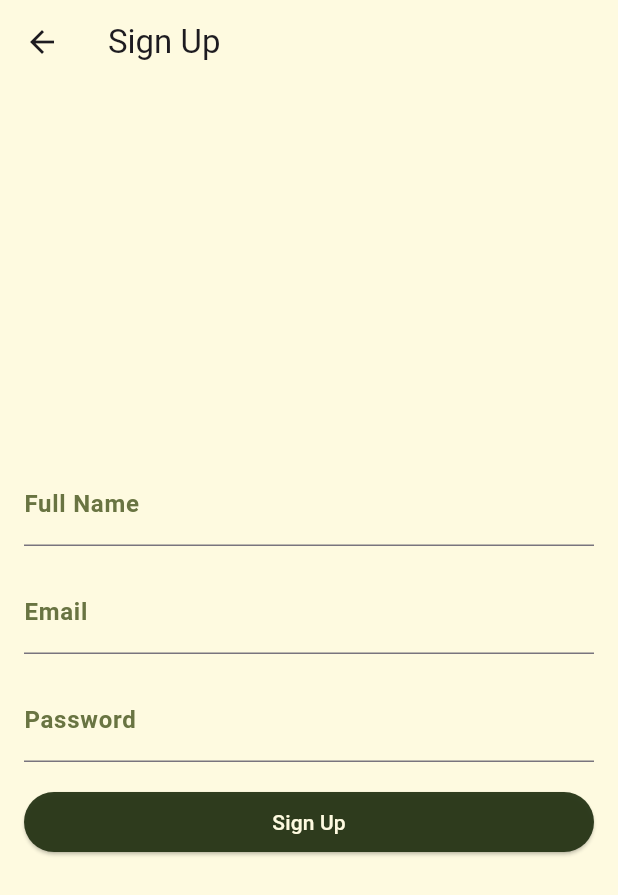
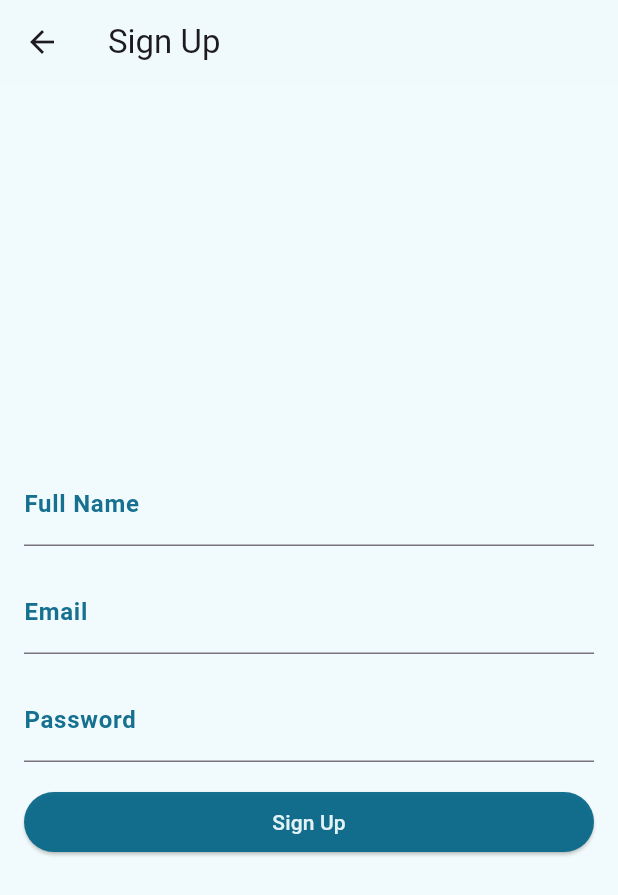
Before and after one commit to agdomenger/sportRider, a Flutter app: the screen it shows after launch, after a tap on an icon or button, on a phone screen of 412 x 824 dp. Shown: the top 895 px of the screen. Run offline on Flutter 3.47's test engine with Material 3 defaults, Android fonts, the light colour scheme and no system bars.

Commit message:
page de co/deco ok

```diff
--- a/lib/Pages/Bottom.dart
+++ b/lib/Pages/Bottom.dart
@@ -19,7 +19,7 @@ class MyBottomNavigationBar extends StatelessWidget {
   @override
   Widget build(BuildContext context) {
     return BottomNavigationBar(
-      backgroundColor: Theme.of(context).primaryColor,
+      backgroundColor: Theme.of(context).primaryColorDark,
       iconSize: 30.0,
       type: BottomNavigationBarType.fixed,
       selectedFontSize: 0.0,
--- a/lib/Pages/Login.dart
+++ b/lib/Pages/Login.dart
@@ -5,7 +5,7 @@ class LoginPage extends StatelessWidget {
   @override
   Widget build(BuildContext context) {
     return Scaffold(
-      backgroundColor: Theme.of(context).primaryColorLight,
+      backgroundColor: Theme.of(context).primaryColor,
       body: Padding(
         padding: EdgeInsets.all(16.0),
         child: Column(
@@ -16,10 +16,11 @@ class LoginPage extends StatelessWidget {
               decoration: InputDecoration(
                 labelText: 'Email',
                 focusedBorder: UnderlineInputBorder(
-                  borderSide: BorderSide(color: Theme.of(context).primaryColor),
+                  borderSide:
+                      BorderSide(color: Theme.of(context).primaryColorDark),
                 ),
                 labelStyle: TextStyle(
-                    color: Theme.of(context).primaryColor,
+                    color: Theme.of(context).primaryColorDark,
                     fontWeight: FontWeight.bold),
               ),
             ),
@@ -29,10 +30,11 @@ class LoginPage extends StatelessWidget {
               decoration: InputDecoration(
                 labelText: 'Password',
                 focusedBorder: UnderlineInputBorder(
-                  borderSide: BorderSide(color: Theme.of(context).primaryColor),
+                  borderSide:
+                      BorderSide(color: Theme.of(context).primaryColorDark),
                 ),
                 labelStyle: TextStyle(
-                    color: Theme.of(context).primaryColor,
+                    color: Theme.of(context).primaryColorDark,
                     fontWeight: FontWeight.bold),
               ),
             ),
@@ -44,7 +46,7 @@ class LoginPage extends StatelessWidget {
               },
               child: Text('Login'),
               style: ElevatedButton.styleFrom(
-                  foregroundColor: Theme.of(context).primaryColorLight,
+                  foregroundColor: Theme.of(context).primaryColor,
                   backgroundColor: Theme.of(context).primaryColorDark),
             ),
             SizedBox(height: 16.0),
@@ -54,7 +56,7 @@ class LoginPage extends StatelessWidget {
                   context,
                   MaterialPageRoute(
                     builder: (context) => SignupPage(
-                      backgroundColor: Theme.of(context).primaryColorLight,
+                      backgroundColor: Theme.of(context).primaryColor,
                     ),
                   ),
                 );
--- a/lib/Pages/signup.dart
+++ b/lib/Pages/signup.dart
@@ -32,7 +32,7 @@ class SignupPage extends StatelessWidget {
               },
               child: Text('Sign Up'),
               style: ElevatedButton.styleFrom(
-                  foregroundColor: Theme.of(context).primaryColorLight,
+                  foregroundColor: Theme.of(context).primaryColor,
                   backgroundColor: Theme.of(context).primaryColorDark),
             ),
           ],
@@ -58,10 +58,10 @@ class CustomTextField extends StatelessWidget {
       decoration: InputDecoration(
         labelText: label,
         focusedBorder: UnderlineInputBorder(
-          borderSide: BorderSide(color: Theme.of(context).primaryColor),
+          borderSide: BorderSide(color: Theme.of(context).primaryColorDark),
         ),
         labelStyle: TextStyle(
-          color: Theme.of(context).primaryColor,
+          color: Theme.of(context).primaryColorDark,
           fontWeight: FontWeight.bold,
         ),
       ),
--- a/lib/main.dart
+++ b/lib/main.dart
@@ -33,10 +33,10 @@
   @override
   Widget build(BuildContext context) {
     return Scaffold(
-      backgroundColor: Theme.of(context).primaryColorLight,
+      backgroundColor: Theme.of(context).primaryColor,
       appBar: AppBar(
         title: Text(widget.title),
-        backgroundColor: Theme.of(context).primaryColorLight,
+        backgroundColor: Theme.of(context).primaryColor,
       ),
       body: Center(
         child: LoginPage(), // Intégrer le widget Login ici
--- a/lib/themes.dart
+++ b/lib/themes.dart
@@ -2,17 +2,17 @@
 
 import 'package:flutter/material.dart';
 
-final Color vertKaki = Color.fromARGB(240, 96, 108, 56);
-final Color vertKakiFonce = Color.fromARGB(245, 40, 54, 24);
-final Color beige = Color.fromRGBO(254, 250, 224, 1);
-final Color marronClair = Color.fromARGB(157, 221, 161, 94);
-final Color marronFonce = Color.fromARGB(157, 188, 108, 37);
+final Color fond = Color.fromARGB(240, 240, 250, 252);
+final Color rouge = Color.fromARGB(245, 221, 28, 26);
+final Color bleu_fonce = Color.fromARGB(240, 8, 103, 136);
+final Color bleu_clair = Color.fromARGB(157, 7, 160, 195);
+final Color jaune = Color.fromARGB(255, 240, 201, 8);
 
 final ThemeData myTheme = ThemeData(
-  primaryColorDark: vertKakiFonce,
-  primaryColor: vertKaki,
-  primaryColorLight: beige,
-  shadowColor: marronClair,
-  canvasColor: marronFonce,
+  primaryColorDark: bleu_fonce,
+  primaryColor: fond,
+  primaryColorLight: bleu_clair,
+  shadowColor: rouge,
+  canvasColor: jaune,
   fontFamily: 'Roboto',
 );
--- a/pubspec.yaml
+++ b/pubspec.yaml
@@ -28,6 +28,7 @@ environment:
 # the latest version available on pub.dev. To see which dependencies have newer
 # versions available, run `flutter pub outdated`.
 dependencies:
+
   flutter:
     sdk: flutter
 
```
Also changed, not shown: 9 other files.
